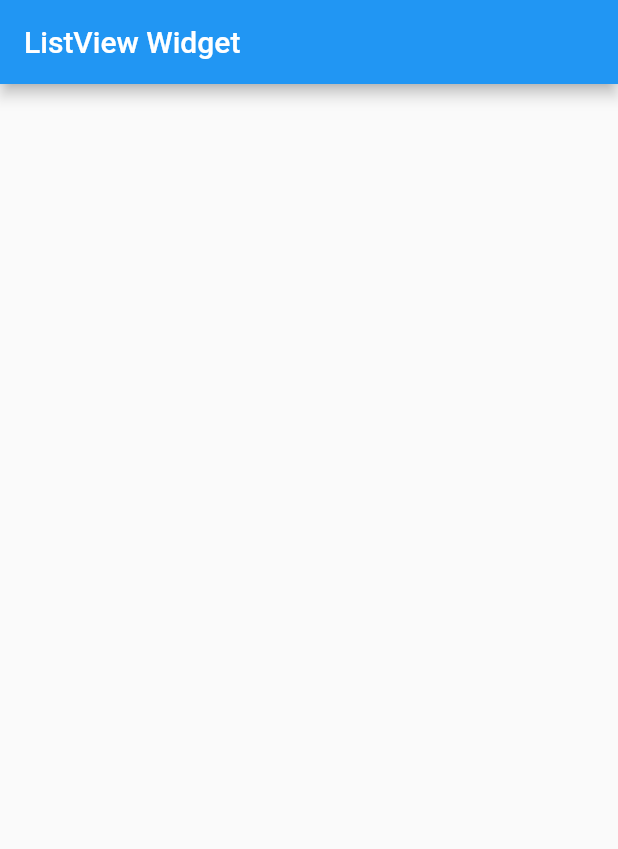
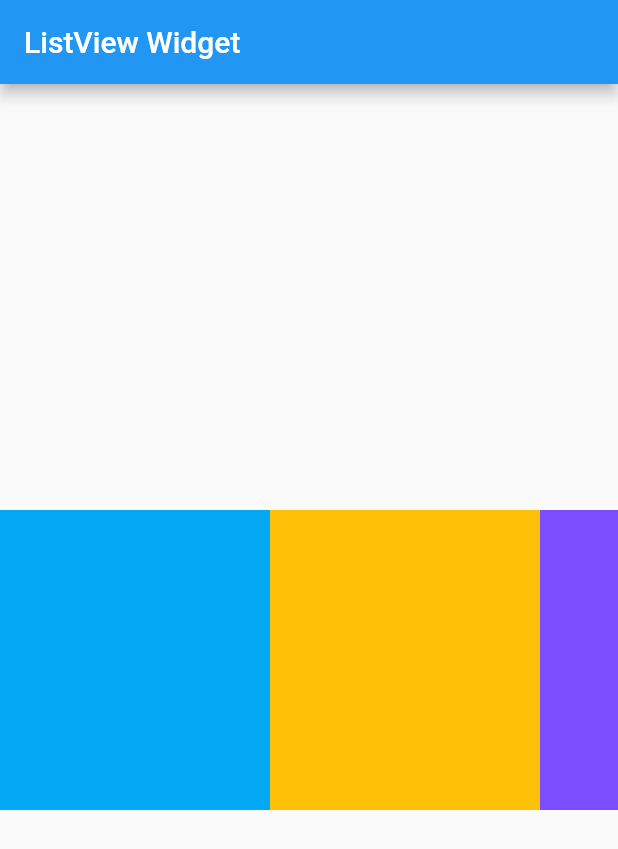
Before and after one commit to kunoka/demo001, a Flutter app: the screen it shows after launch, on a phone screen of 412 x 824 dp. Shown: the top 849 px of the screen. Run offline on Flutter 3.47's test engine with Material 2 defaults, Android fonts, the phone set to English and light mode, and no system bars.

Commit message:
3-6 横向列表和自定义组件讲解

```diff
--- a/lib/main.dart
+++ b/lib/main.dart
@@ -8,16 +8,28 @@ class MyApp extends StatelessWidget {
     return MaterialApp(
         title: 'IMooc Flutter Demo',
         home: Scaffold(
-            appBar: new AppBar(title: new Text('ListView Widget')),
-            body: new ListView(
-              children: <Widget>[
-                new Image.network('https://img3.sycdn.imooc.com/szimg/5e26a9f909ef95b512000676-360-202.png'),
-                new Image.network('https://img3.sycdn.imooc.com/szimg/5e4f4f66098b14c512000676-360-202.png'),
-                new Image.network('https://img4.sycdn.imooc.com/szimg/5d1032ab08719e0906000338-360-202.jpg'),
-                 new Image.network('https://img3.sycdn.imooc.com/szimg/5e40f9d408e7c86b06000338-360-202.jpg')
-              ]
-            )
-            )
-            );
+            appBar: new AppBar(
+              title: new Text('ListView Widget')
+              ),
+            body: Center(
+                child: Container(
+                  height: 200.0,
+                  child: Mylist()
+                  )
+                  )
+                  )
+                  );
   }
 }
+
+class Mylist extends StatelessWidget {
+  @override
+  Widget build(BuildContext context) {
+    return ListView(scrollDirection: Axis.horizontal, children: <Widget>[
+      new Container(width: 180.0, color: Colors.lightBlue),
+      new Container(width: 180.0, color: Colors.amber),
+      new Container(width: 180.0, color: Colors.deepPurpleAccent),
+        new Container(width: 180.0, color: Colors.redAccent)
+    ]);
+  }
+}
```
Also changed, not shown: flutter_01.png (added), flutter_02.png (added).
